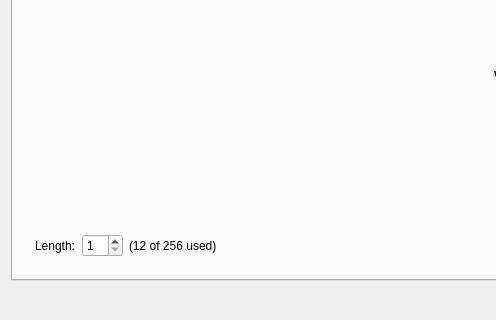
Before: the Qt Designer form mainwindow.ui in steux/tiatracker, drawn with Qt 5; both pictures show x 0 to 496 and y 463 to 783 of the 1064 by 783 pixel window.
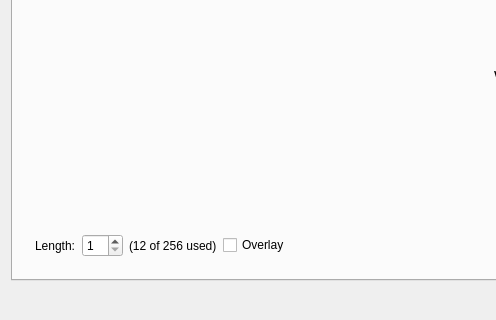
After: the same form once the commit is applied. Custom widgets are drawn as their Qt base class.

Commit message: - QCheckBox "Overlay" + style

Patch:
```diff
--- a/mainwindow.ui
+++ b/mainwindow.ui
@@ -433,6 +433,13 @@
              </property>
             </widget>
            </item>
+           <item>
+            <widget class="QCheckBox" name="checkBoxOverlay">
+             <property name="text">
+              <string>Overlay</string>
+             </property>
+            </widget>
+           </item>
            <item>
             <spacer name="horizontalSpacer_4">
              <property name="orientation">
```
The commit also changes 4 other files.
